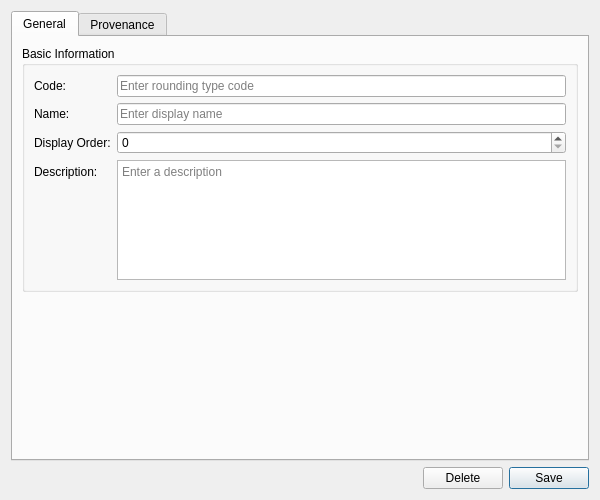
Qt form projects/ores.qt/ui/RoundingTypeDetailDialog.ui (OreStudio/OreStudio) before a commit.
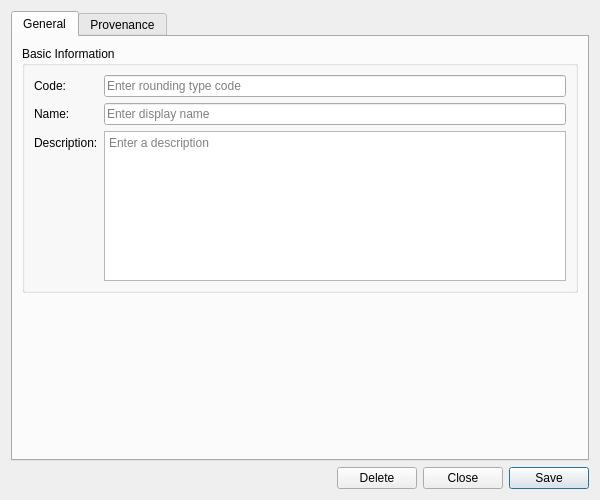
The same form after that commit. Custom widgets are drawn as their Qt base class.

Commit message: [qt] Remove toolbars from detail dialogs; add Close button throughout

The edit to the form file:
```diff
--- a/projects/ores.qt/ui/RoundingTypeDetailDialog.ui
+++ b/projects/ores.qt/ui/RoundingTypeDetailDialog.ui
@@ -67,30 +67,13 @@
            </widget>
           </item>
           <item row="2" column="0">
-           <widget class="QLabel" name="labelDisplayOrder">
-            <property name="text">
-             <string>Display Order:</string>
-            </property>
-           </widget>
-          </item>
-          <item row="2" column="1">
-           <widget class="QSpinBox" name="displayOrderEdit">
-            <property name="minimum">
-             <number>0</number>
-            </property>
-            <property name="maximum">
-             <number>9999</number>
-            </property>
-           </widget>
-          </item>
-          <item row="3" column="0">
            <widget class="QLabel" name="labelDescription">
             <property name="text">
              <string>Description:</string>
             </property>
            </widget>
           </item>
-          <item row="3" column="1">
+          <item row="2" column="1">
            <widget class="QPlainTextEdit" name="descriptionEdit">
             <property name="minimumSize">
              <size>
@@ -101,7 +84,7 @@
             <property name="maximumSize">
              <size>
               <width>16777215</width>
-              <height>120</height>
+              <height>150</height>
              </size>
             </property>
             <property name="placeholderText">
@@ -159,6 +142,13 @@
        </property>
       </widget>
      </item>
+     <item>
+      <widget class="QPushButton" name="closeButton">
+       <property name="text">
+        <string>Close</string>
+       </property>
+      </widget>
+     </item>
      <item>
       <widget class="QPushButton" name="saveButton">
        <property name="text">
```
The commit also changes 201 other files.
